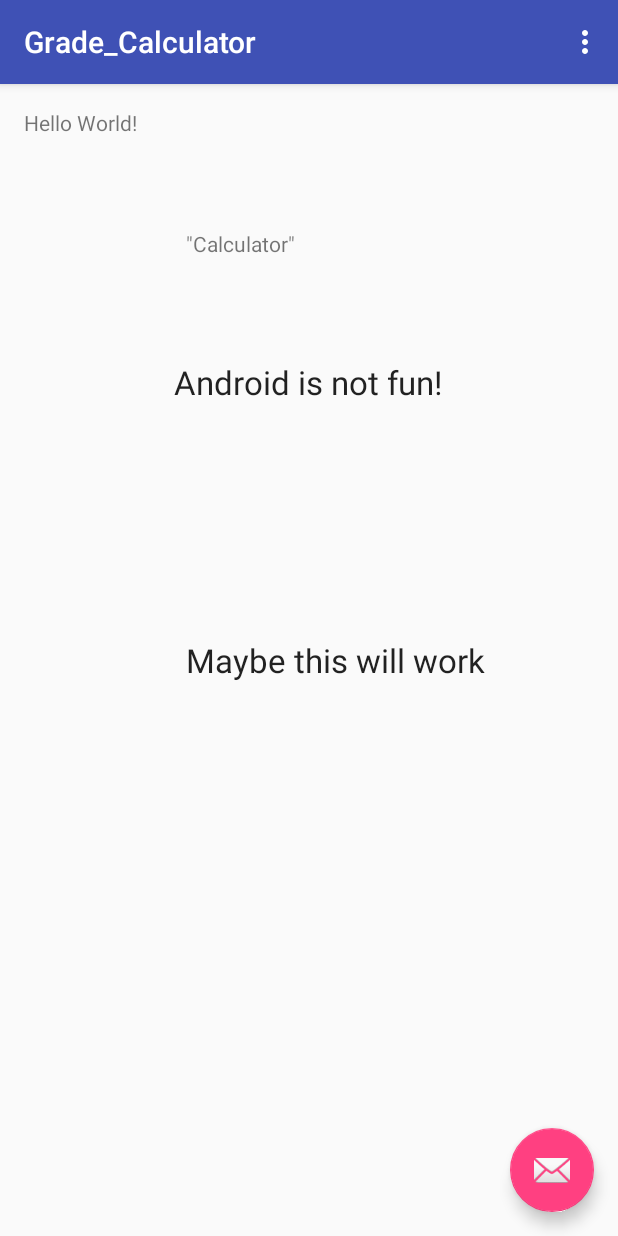
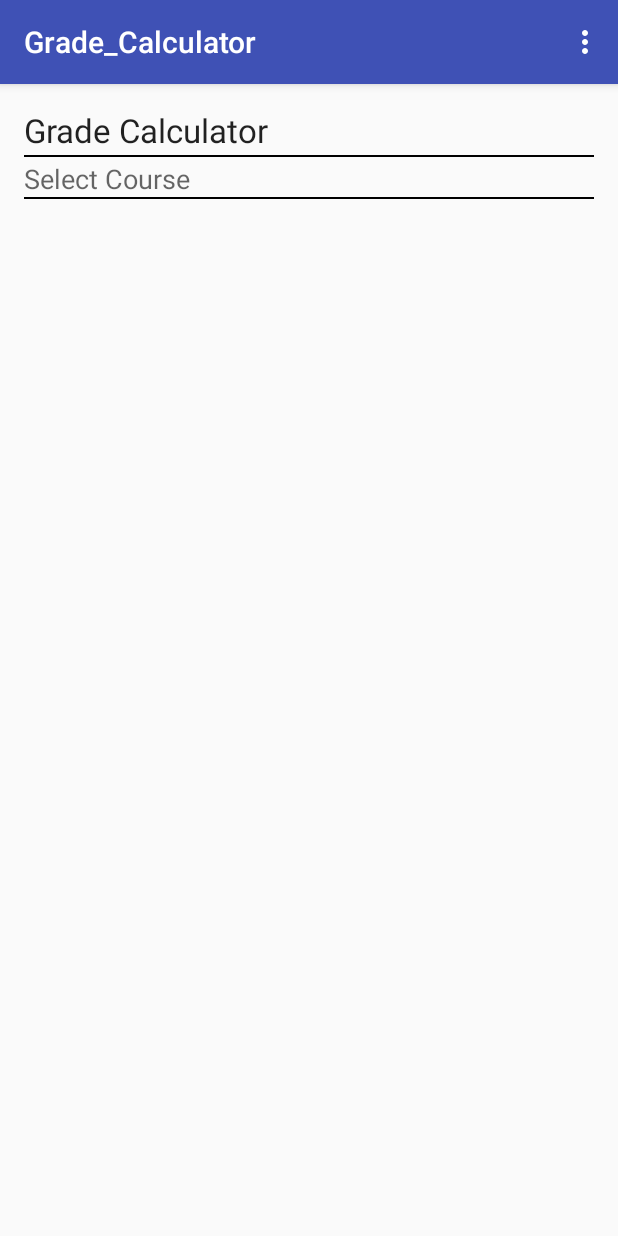
Before and after one commit to kaylebug1/Grade_Calculator, an Android app: the screen it shows after launch (MainActivity), on a phone screen of 412 x 824 dp. Run offline under Robolectric (Android 15) with nearby library versions, the phone set to English and light mode, and no system bars.

Commit message:
Added the start

```diff
--- a/app/src/main/java/com/example/kayle/grade_calculator/MainActivity.java
+++ b/app/src/main/java/com/example/kayle/grade_calculator/MainActivity.java
@@ -17,15 +17,6 @@ public class MainActivity extends AppCompatActivity {
         setContentView(R.layout.activity_main);
         Toolbar toolbar = (Toolbar) findViewById(R.id.toolbar);
         setSupportActionBar(toolbar);
-
-        FloatingActionButton fab = (FloatingActionButton) findViewById(R.id.fab);
-        fab.setOnClickListener(new View.OnClickListener() {
-            @Override
-            public void onClick(View view) {
-                Snackbar.make(view, "Replace with your own action", Snackbar.LENGTH_LONG)
-                        .setAction("Action", null).show();
-            }
-        });
     }
 
     @Override
--- a/app/src/main/res/layout/activity_main.xml
+++ b/app/src/main/res/layout/activity_main.xml
@@ -23,12 +23,5 @@
 
     <include layout="@layout/content_main" />
 
-    <android.support.design.widget.FloatingActionButton
-        android:id="@+id/fab"
-        android:layout_width="wrap_content"
-        android:layout_height="wrap_content"
-        android:layout_gravity="bottom|end"
-        android:layout_margin="@dimen/fab_margin"
-        android:src="@android:drawable/ic_dialog_email" />
 
 </android.support.design.widget.CoordinatorLayout>
--- a/app/src/main/res/layout/content_main.xml
+++ b/app/src/main/res/layout/content_main.xml
@@ -1,7 +1,8 @@
 <?xml version="1.0" encoding="utf-8"?>
-<RelativeLayout xmlns:android="http://schemas.android.com/apk/res/android"
+<LinearLayout xmlns:android="http://schemas.android.com/apk/res/android"
     xmlns:app="http://schemas.android.com/apk/res-auto"
     xmlns:tools="http://schemas.android.com/tools"
+    android:orientation="vertical"
     android:layout_width="match_parent"
     android:layout_height="match_parent"
     android:paddingBottom="@dimen/activity_vertical_margin"
@@ -15,35 +16,31 @@
     <TextView
         android:layout_width="wrap_content"
         android:layout_height="wrap_content"
-        android:text="Hello World!"
-        android:id="@+id/textView2" />
+        android:textAppearance="?android:attr/textAppearanceLarge"
+        android:text="Grade Calculator"
+        android:id="@+id/textView" />
+
+    <View
+        android:layout_width="match_parent"
+        android:layout_height="1dp"
+        android:background="@android:color/black"
+        android:layout_marginTop="2dp"
+        android:layout_marginBottom="2dp"
+        android:layout_marginLeft="0dp"
+        android:paddingLeft="0dp"
+        android:paddingStart="0dp"></View>
 
     <TextView
         android:layout_width="wrap_content"
         android:layout_height="wrap_content"
-        android:text="&quot;Calculator&quot;"
-        android:id="@+id/textView"
-        android:layout_below="@+id/textView2"
-        android:layout_alignParentEnd="true"
-        android:layout_marginEnd="199dp"
-        android:layout_marginTop="61dp" />
+        android:textAppearance="?android:attr/textAppearanceMedium"
+        android:text="Select Course"
+        android:id="@+id/textView2" />
 
-    <TextView
+    <View
         android:layout_width="wrap_content"
-        android:layout_height="wrap_content"
-        android:textAppearance="?android:attr/textAppearanceLarge"
-        android:text="Android is not fun!"
-        android:id="@+id/textView3"
-        android:layout_below="@+id/textView"
-        android:layout_centerHorizontal="true"
-        android:layout_marginTop="68dp" />
+        android:layout_height="1dp"
+        android:background="@android:color/black"
+        android:id="@+id/view" />
 
-    <TextView
-        android:layout_width="wrap_content"
-        android:layout_height="wrap_content"
-        android:textAppearance="?android:attr/textAppearanceLarge"
-        android:text="Maybe this will work"
-        android:id="@+id/textView4"
-        android:layout_centerVertical="true"
-        android:layout_alignStart="@+id/textView" />
-</RelativeLayout>
+</LinearLayout>
```
